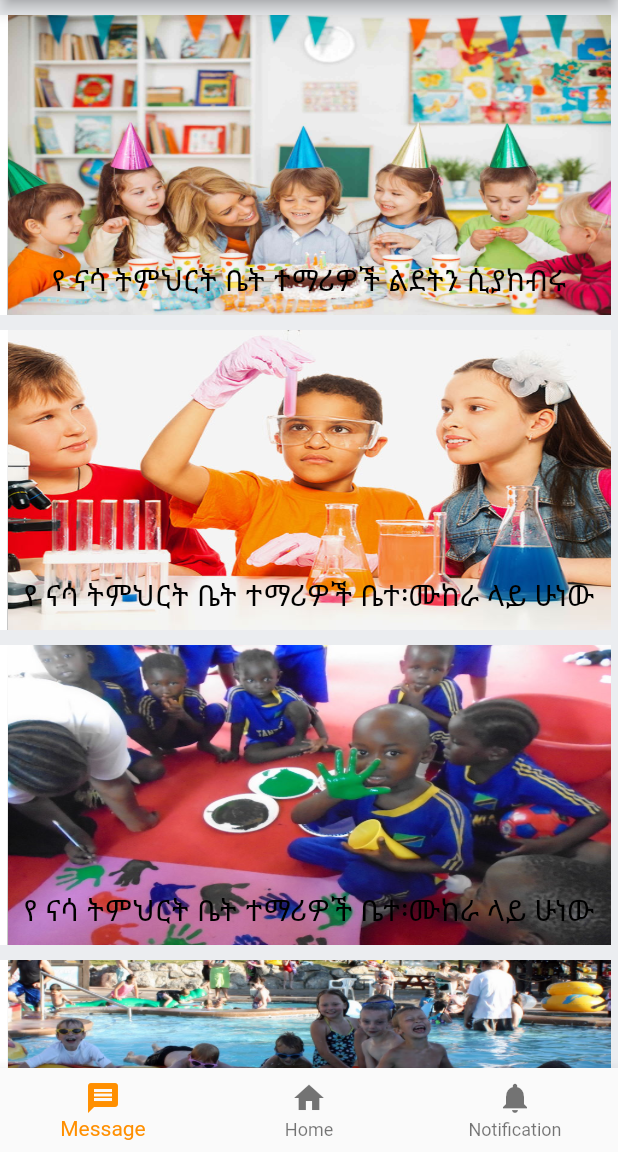
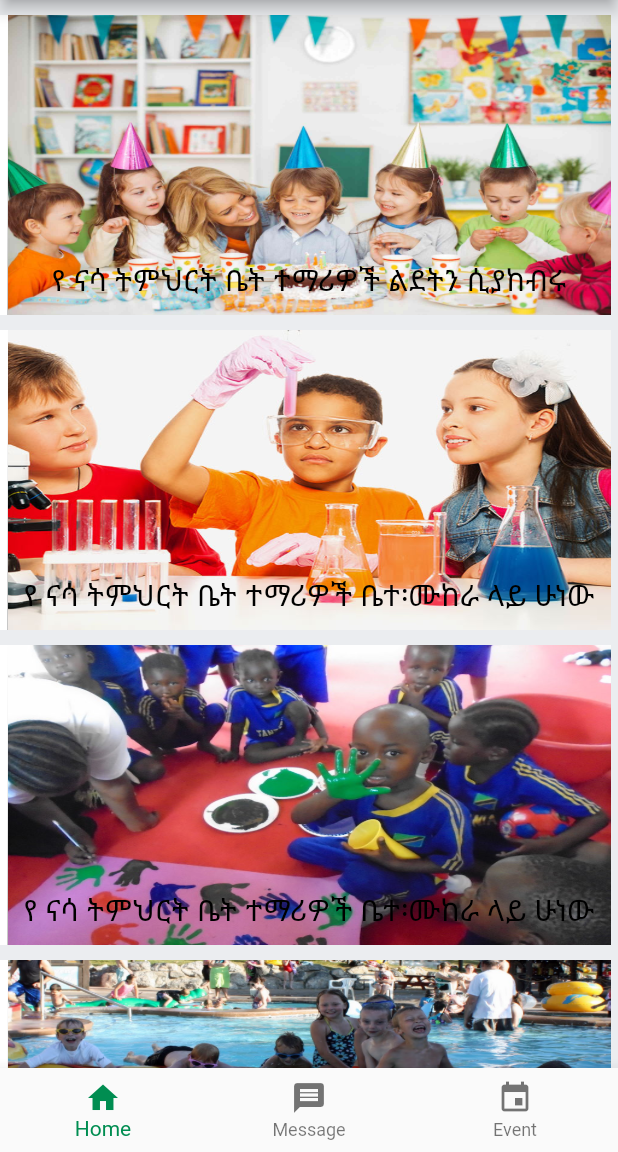
Before and after one commit to YemaneAbrha/Nasa-Acadamy, a Flutter app: the screen it shows after launch, on a phone screen of 412 x 824 dp, the part 84-1236 px from its top. Run offline on Flutter 3.47's test engine with Material 2 defaults, Android fonts, the phone set to English and light mode, and no system bars; our stand-ins replace google_maps_flutter.

Commit message:
Adding OnTab Listner

```diff
--- a/lib/pressentation/common/buttomNavigation.dart
+++ b/lib/pressentation/common/buttomNavigation.dart
@@ -15,30 +15,43 @@ class _ButtomNavigationBarContainerState
     return getButtomNavigationBar(context);
   }
 
+  void _navigateToScreen(int index) {
+    if (index == 0) {
+      Navigator.pushReplacementNamed(context, '/');
+    }
+    if (index == 1) {
+      Navigator.pushReplacementNamed(context, '/location');
+    }
+    if (index == 2) {
+      Navigator.pushReplacementNamed(context, '/events');
+    }
+  }
+
   void _onItemTapped(int index) {
     setState(() {
       _selectedIndex = index;
     });
+    _navigateToScreen(index);
   }
 
   getButtomNavigationBar(BuildContext context) {
     return BottomNavigationBar(
       items: const <BottomNavigationBarItem>[
         BottomNavigationBarItem(
-          icon: Icon(Icons.message),
-          title: Text('Message'),
+          icon: Icon(Icons.home),
+          title: Text('Home'),
         ),
         BottomNavigationBarItem(
-          icon: Icon(Icons.home),
-          title: Text("Home"),
+          icon: Icon(Icons.message),
+          title: Text("Message"),
         ),
         BottomNavigationBarItem(
-          icon: Icon(Icons.notifications),
-          title: Text("Notification"),
+          icon: Icon(Icons.event),
+          title: Text("Event"),
         ),
       ],
       currentIndex: _selectedIndex,
-      selectedItemColor: Colors.amber[800],
+      selectedItemColor: Color.fromRGBO(0, 141, 81, 1.0),
       onTap: _onItemTapped,
     );
   }
```
